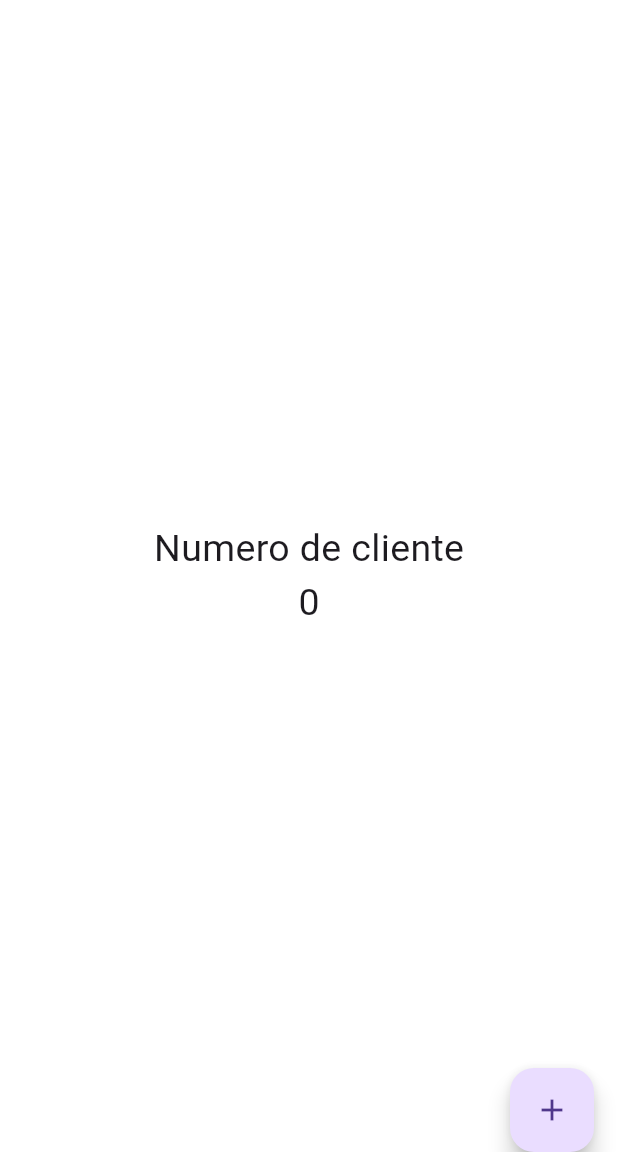
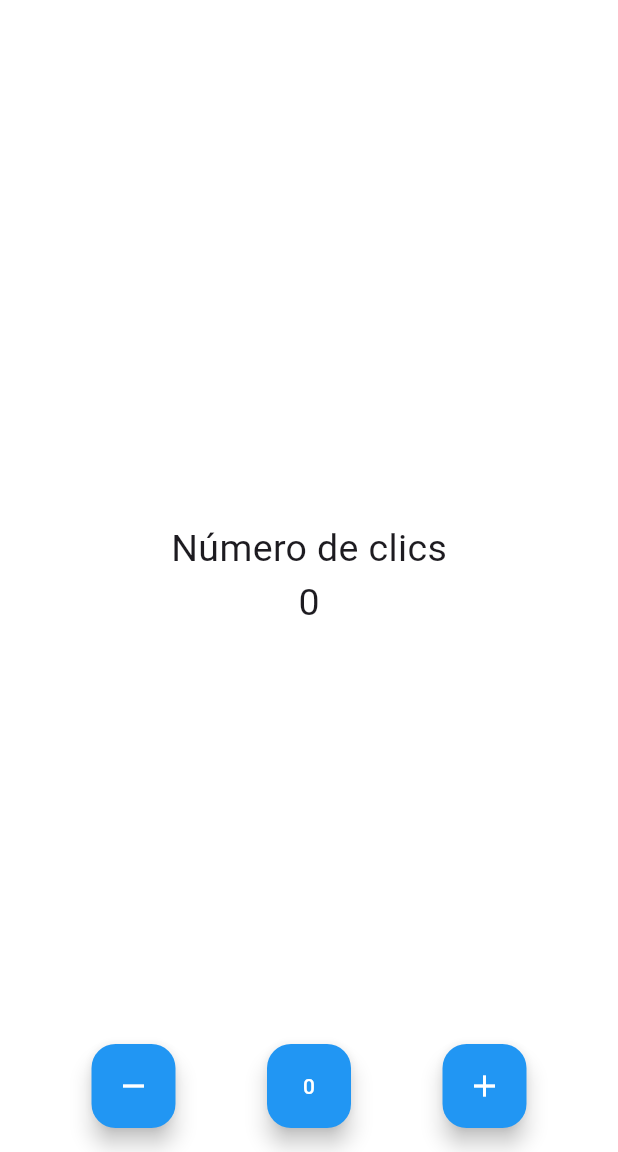
Before and after one commit to FideeeJr/ProyectosMoviles_Ivan, a Flutter app: the screen it shows after launch, on a phone screen of 412 x 824 dp, the part 84-1236 px from its top. Run offline on Flutter 3.47's test engine with Material 3 defaults, Android fonts, the phone set to English and light mode, and no system bars.

Commit message:
PRIEMR COMMIT

```diff
--- a/contador_app_2026-main/lib/screens/home_screen.dart
+++ b/contador_app_2026-main/lib/screens/home_screen.dart
@@ -10,9 +10,23 @@ class HomeScreen extends StatefulWidget {
 class _HomeScreenState extends State<HomeScreen> {
   int contador = 0;
 
+  void incrementar() {
+    contador++;
+    setState(() {});
+  }
+
+  void decrementar() {
+    contador--;
+    setState(() {});
+  }
+
+  void resetear() {
+    contador = 0;
+    setState(() {});
+  }
+
   @override
   Widget build(BuildContext context) {
-
     const tamano30 = TextStyle(fontSize: 25);
 
     return Scaffold(
@@ -27,22 +41,63 @@ class _HomeScreenState extends State<HomeScreen> {
         child: Column(
           mainAxisAlignment: MainAxisAlignment.center,
           children: <Widget>[
-            Text('Numero de cliente', style: tamano30),
+            Text('Número de clics', style: tamano30),
             Text('$contador', style: tamano30),
           ],
         ),
         //Text('Hola mundo desde HomeScreen'),
       ),
-      floatingActionButtonLocation: FloatingActionButtonLocation.endDocked,
-      floatingActionButton: FloatingActionButton(
-        child: Icon(Icons.add),
-        onPressed: () {
-          print('Pulsacion registrada');
-          contador++;
-          setState(() {});
-          print('$contador');
-        },
+      floatingActionButtonLocation: FloatingActionButtonLocation.centerFloat,
+      floatingActionButton: CustomFloatingActionButton(
+        incrementarFn: incrementar,
+        decrementarFn: decrementar,
+        resetearFn: resetear,
       ),
     );
   }
 }
+
+class CustomFloatingActionButton extends StatelessWidget {
+  final Function incrementarFn;
+  final Function decrementarFn;
+  final Function resetearFn;
+
+  const CustomFloatingActionButton({
+    Key? key,
+    required this.incrementarFn,
+    required this.decrementarFn,
+    required this.resetearFn,
+  }) : super(key: key);
+
+  @override
+  Widget build(BuildContext context) {
+    return Row(
+      mainAxisAlignment: MainAxisAlignment.spaceEvenly,
+      children: [
+        FloatingActionButton(
+          backgroundColor: Colors.blue,
+          foregroundColor: Colors.white,
+          child: Icon(Icons.remove),
+          //child: Text("Añadir"),
+          onPressed: () => decrementarFn(),
+        ),
+
+        FloatingActionButton(
+          backgroundColor: Colors.blue,
+          foregroundColor: Colors.white,
+          child: Text("0"),
+          //child: Text("Añadir"),
+          onPressed: () => resetearFn(),
+        ),
+
+        FloatingActionButton(
+          backgroundColor: Colors.blue,
+          foregroundColor: Colors.white,
+          child: Icon(Icons.add),
+          //child: Text("Añadir"),
+          onPressed: () => incrementarFn(),
+        ),
+      ],
+    );
+  }
+}
```
